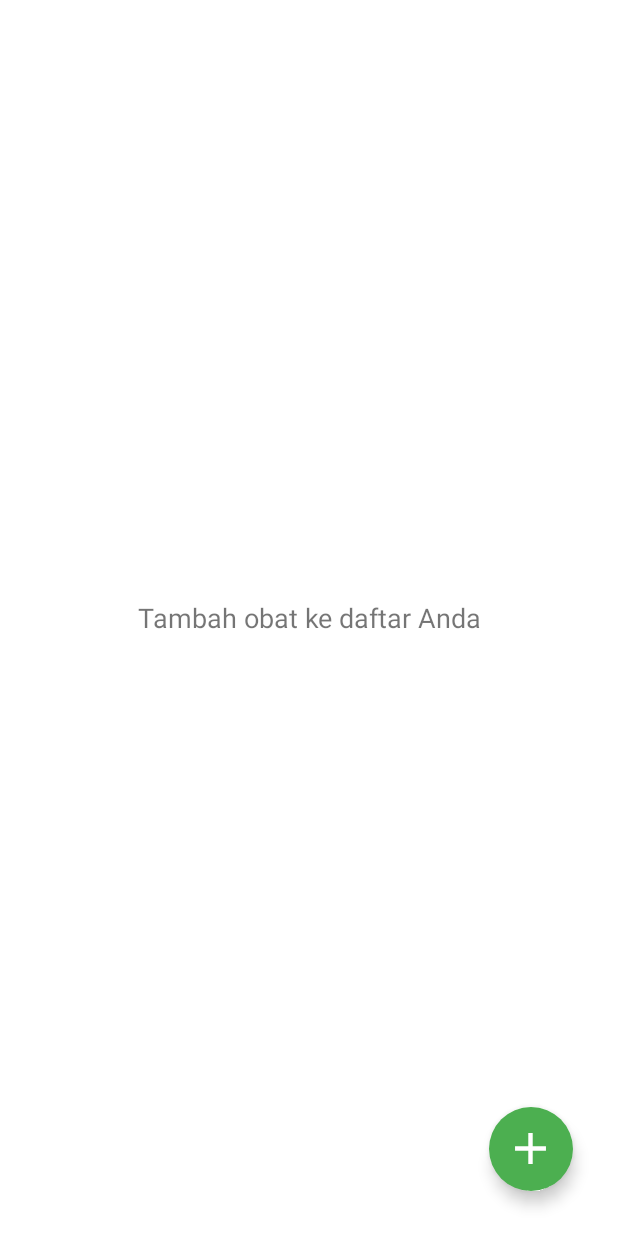
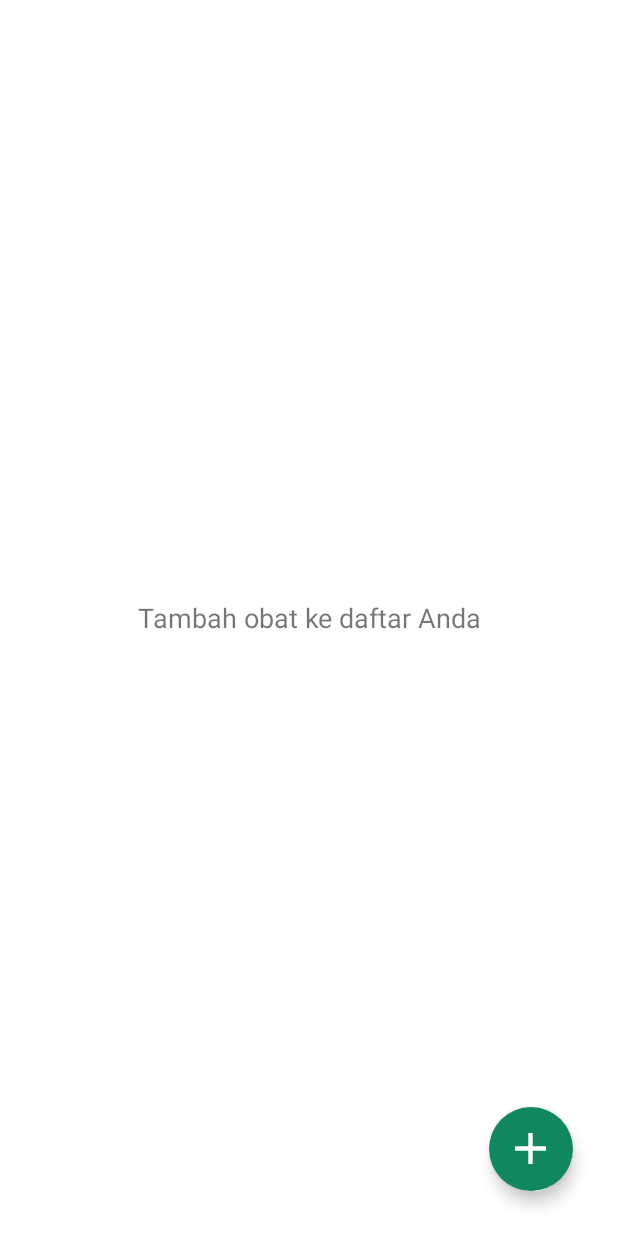
Before and after one commit to fiqriturhamz/MedicationReminder, an Android app: the screen it shows after launch (MainActivity), on a phone screen of 412 x 824 dp. Run offline under Robolectric (Android 15) with nearby library versions, the phone set to English and light mode, and no system bars.

Commit message:
Memperbarui warna

```diff
--- a/app/src/main/res/values/colors.xml
+++ b/app/src/main/res/values/colors.xml
@@ -10,9 +10,9 @@
     <color name="background">#FF101010</color>
     <color name="github">#24292f</color>
     <color name="item_background">#BAFFBD</color>
-    <color name="floating_action_button">#4CAF50</color>
+    <color name="floating_action_button">#11875E</color>
     <color name="green">#4CAF50</color>
-    <color name="sub_green">#277B2A</color>
+    <color name="sub_green">#11875E</color>
     <color name="notification_bar">#FF2B00A7</color>
     <color name="notification_icon_color">#4CAF50</color>
 </resources>
```
